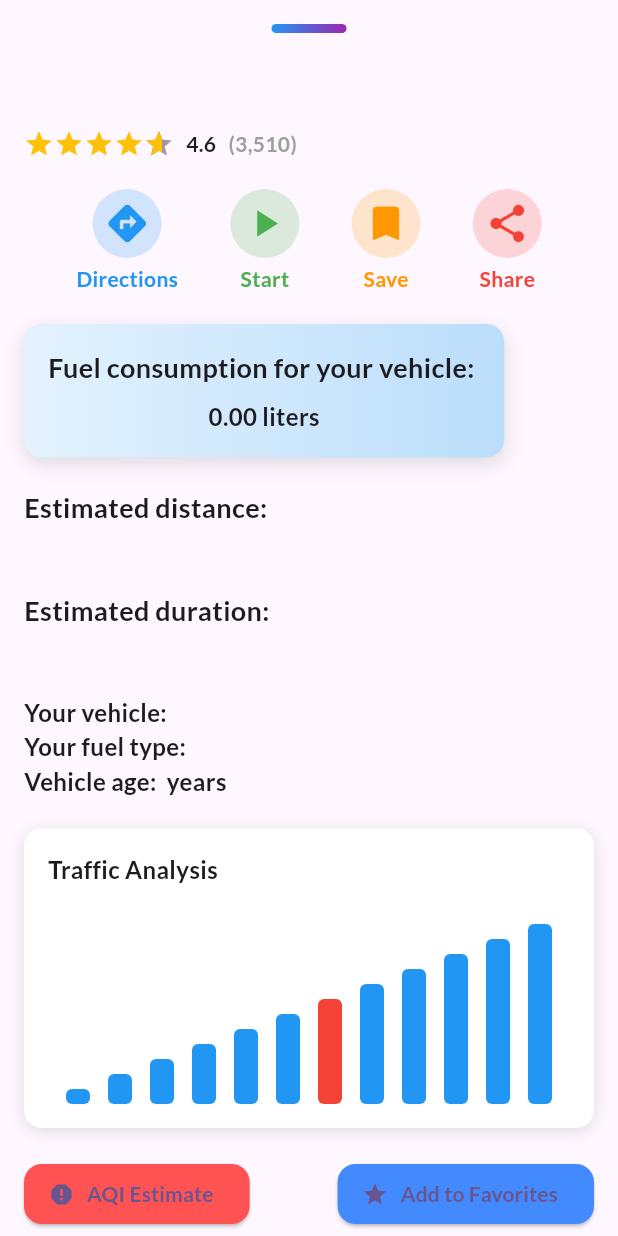
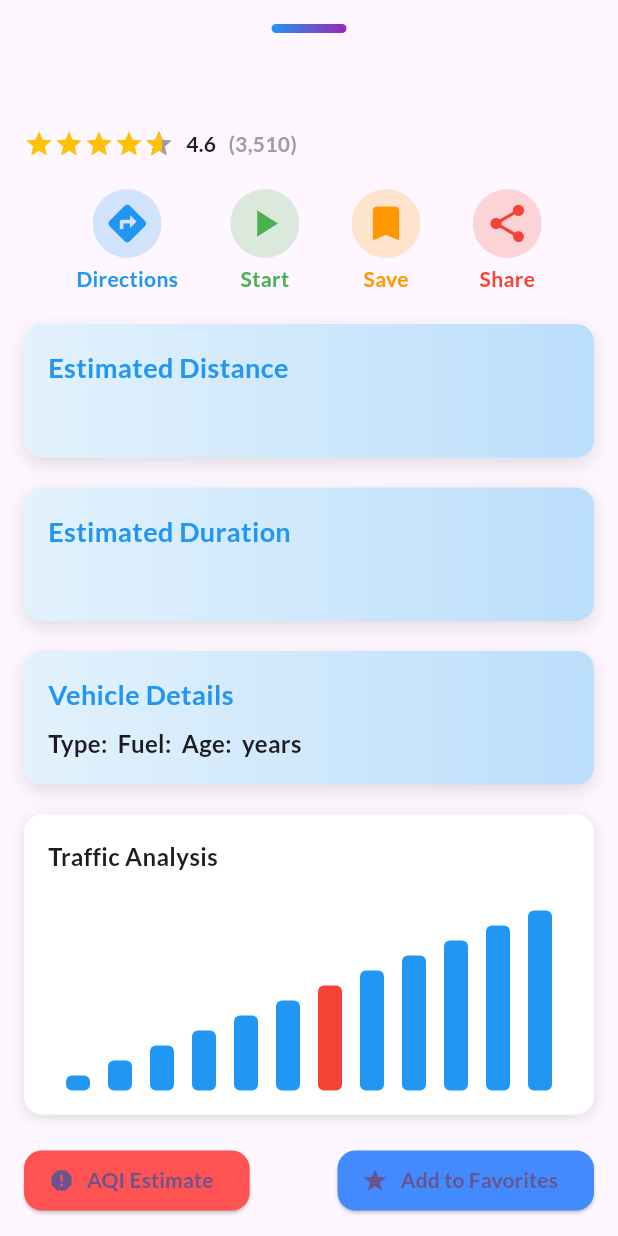
Before and after one commit to AbhishekRDJ/HackathonHub-, a Flutter app: the SlidingPanel2 widget shown alone on an empty page, opened directly with empty values, on a phone screen of 412 x 824 dp. Run offline on Flutter 3.47's test engine with Material 3 defaults, Android fonts, the phone set to English and light mode, and no system bars; drawn by our look-alikes of flutter_rating_bar; our stand-ins replace dropdown_button2, flutter_animate, flutter_svg, geocoding, geolocator, google_maps_flutter and 2 more.

Commit message:
little change in ui

```diff
--- a/routing_app/lib/widget/sliding_panel2.dart
+++ b/routing_app/lib/widget/sliding_panel2.dart
@@ -111,62 +111,20 @@ class _SlidingPanel2State extends State<SlidingPanel2>
               ],
             ),
             const SizedBox(height: 20),
-            Container(
-              padding: const EdgeInsets.all(16),
-              decoration: BoxDecoration(
-                gradient: LinearGradient(
-                  colors: [Colors.blue.shade50, Colors.blue.shade100],
-                ),
-                borderRadius: BorderRadius.circular(12),
-                boxShadow: [
-                  BoxShadow(
-                    color: Colors.black12,
-                    blurRadius: 10,
-                    offset: const Offset(0, 4),
-                  ),
-                ],
-              ),
-              child: Column(
-                children: [
-                  Text(
-                    "Fuel consumption for your vehicle: ${widget.vehicleType}",
-                    style: const TextStyle(
-                        fontSize: 18, fontWeight: FontWeight.w500),
-                  ),
-                  const SizedBox(height: 8),
-                  Text(
-                    widget.vehicleType == "Cycle"
-                        ? "Cycles do not consume fuel."
-                        : "${widget.fuelConsumption.toStringAsFixed(2)} liters",
-                    style: const TextStyle(fontSize: 16),
-                  ),
-                ],
-              ),
+            _buildInfoContainer(
+              title: "Estimated Distance",
+              content: widget.dis,
             ),
             const SizedBox(height: 20),
-            const Text(
-              "Estimated distance:",
-              style: TextStyle(fontSize: 18, fontWeight: FontWeight.bold),
-            ),
-            Text(
-              widget.dis,
-              style: const TextStyle(fontSize: 16, fontWeight: FontWeight.w400),
+            _buildInfoContainer(
+              title: "Estimated Duration",
+              content: widget.dur,
             ),
             const SizedBox(height: 20),
-            const Text(
-              "Estimated duration:",
-              style: TextStyle(fontSize: 18, fontWeight: FontWeight.bold),
-            ),
-            Text(
-              widget.dur,
-              style: const TextStyle(fontSize: 16, fontWeight: FontWeight.w400),
-            ),
-            const SizedBox(height: 20),
-            Text(
-              "Your vehicle: ${widget.vehicleType}\n"
-              "Your fuel type: ${widget.fuelType}\n"
-              "Vehicle age: ${widget.age} years",
-              style: const TextStyle(fontSize: 16),
+            _buildInfoContainer(
+              title: "Vehicle Details",
+              content:
+                  "Type: ${widget.vehicleType} Fuel: ${widget.fuelType} Age: ${widget.age} years",
             ),
             const SizedBox(height: 20),
             _buildBarChart(),
@@ -206,6 +164,41 @@ class _SlidingPanel2State extends State<SlidingPanel2>
             _buildGeminiSuggestions(),
           ],
         ),
+      ),
+    );
+  }
+
+  Widget _buildInfoContainer({required String title, required String content}) {
+    return Container(
+      width: double.infinity,
+      padding: const EdgeInsets.all(16),
+      decoration: BoxDecoration(
+        gradient: LinearGradient(
+          colors: [Colors.blue.shade50, Colors.blue.shade100],
+        ),
+        borderRadius: BorderRadius.circular(12),
+        boxShadow: [
+          BoxShadow(
+            color: Colors.black12,
+            blurRadius: 10,
+            offset: const Offset(0, 4),
+          ),
+        ],
+      ),
+      child: Column(
+        crossAxisAlignment: CrossAxisAlignment.start,
+        children: [
+          Text(
+            title,
+            style: const TextStyle(
+                fontSize: 18, fontWeight: FontWeight.bold, color: Colors.blue),
+          ),
+          const SizedBox(height: 8),
+          Text(
+            content,
+            style: const TextStyle(fontSize: 16, fontWeight: FontWeight.w400),
+          ),
+        ],
       ),
     );
   }
```
